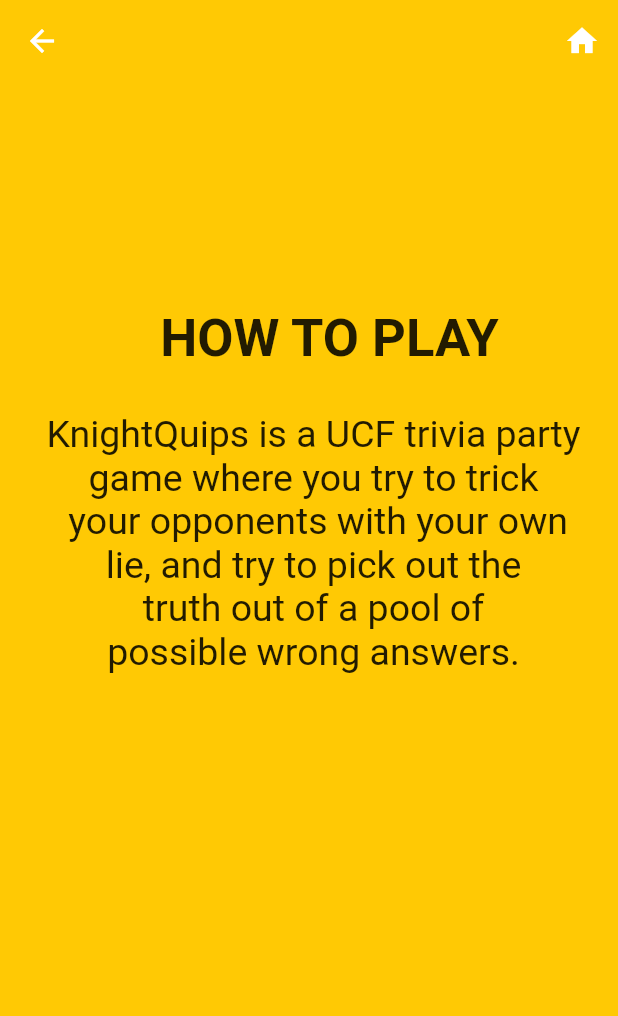
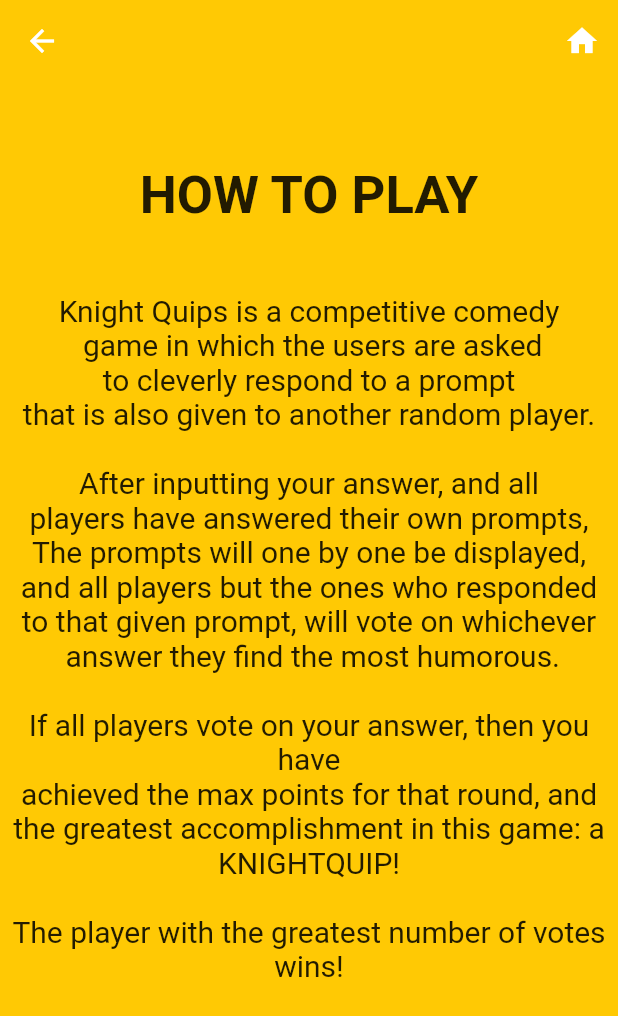
Before and after one commit to emsonn/ucfbox, a Flutter app: the HowToPlay screen opened directly, on a phone screen of 412 x 824 dp. Shown: the top 1016 px of the screen. Run offline on Flutter 3.47's test engine with Material 2 defaults, Android fonts, the phone set to English and light mode, and no system bars; our stand-ins replace firebase_database, flutter_swiper, random_string, rflutter_alert; accounts and stored records are empty.

Commit message:
Cleaned up KnightQuips UI, and fixed how to play

```diff
--- a/lib/games/knightquips/howtoplay.dart
+++ b/lib/games/knightquips/howtoplay.dart
@@ -1,5 +1,3 @@
-import 'dart:ui' as prefix0;
-
 import 'package:ucfbox/my_app_bar.dart';
 import 'package:flutter/material.dart';
 
@@ -9,18 +7,16 @@ class HowToPlay extends StatelessWidget {
     return Scaffold(
       appBar: MyAppBar(),
       backgroundColor: Color(0xFFFFC904),
-      body: SafeArea(
+      body: Center(
         child: Column(
           crossAxisAlignment: CrossAxisAlignment.center,
           children: <Widget>[
             SizedBox(
-              height: 150,
+              height: 55,
             ),
             Expanded(
-              flex: 0,
               child: Text(
-                '      HOW TO PLAY',
-                textAlign: TextAlign.center,
+                'HOW TO PLAY',
                 style: TextStyle(
                   fontSize: 35,
                   fontWeight: FontWeight.bold,
@@ -28,17 +24,27 @@ class HowToPlay extends StatelessWidget {
               ),
             ),
             Expanded(
+              flex: 7,
               child: Text(
-                '\n'
-                    '     KnightQuips is a UCF trivia party\n'
-                    '     game where you try to trick\n'
-                    '      your opponents with your own\n '
-                    '    lie, and try to pick out the\n '
-                    '    truth out of a pool of\n '
-                    '    possible wrong answers.',
+                'Knight Quips is a competitive comedy\n '
+                'game in which the users are asked\n'
+                'to cleverly respond to a prompt\n'
+                'that is also given to another random player.\n\n'
+                'After inputting your answer, and all\n'
+                'players have answered their own prompts,\n'
+                'The prompts will one by one be displayed,\n'
+                'and all players but the ones who responded\n'
+                'to that given prompt, will vote on whichever\n'
+                ' answer they find the most humorous. \n\n'
+                ''
+                'If all players vote on your answer, then you have\n'
+                'achieved the max points for that round, and\n'
+                'the greatest accomplishment in this game: a KNIGHTQUIP!\n\n'
+                'The player with the greatest number of votes\n'
+                'wins!',
                 textAlign: TextAlign.center,
                 style: TextStyle(
-                  fontSize: 25,
+                  fontSize: 20,
                   fontWeight: FontWeight.normal,
                 ),
               ),
--- a/lib/menu_of_games/game_chooser.dart
+++ b/lib/menu_of_games/game_chooser.dart
@@ -12,7 +12,7 @@ class GameLobby extends StatelessWidget {
       //   route: Citronot(),
     ),
     GameCard(
-      label: "QUIP\nLASH",
+      label: "KNIGHT\nQUIPS",
       color: Color(0xFF3DDA03),
       //   route: Quiplash(),
     ),
--- a/lib/rooms/create_room.dart
+++ b/lib/rooms/create_room.dart
@@ -25,7 +25,7 @@ class CreateRoom extends StatelessWidget {
 
       /// Quiplash
       GameCard(
-        label: "QUIP\nLASH",
+        label: "KNIGHT\nQUIPS",
         color: Color(0xFF3DDA03),
         gameType: "quiplash",
         gameRoomTemplate: {
```
Also changed, not shown: lib/games/knightquips/knightquips.dart (+164 -24 lines).
